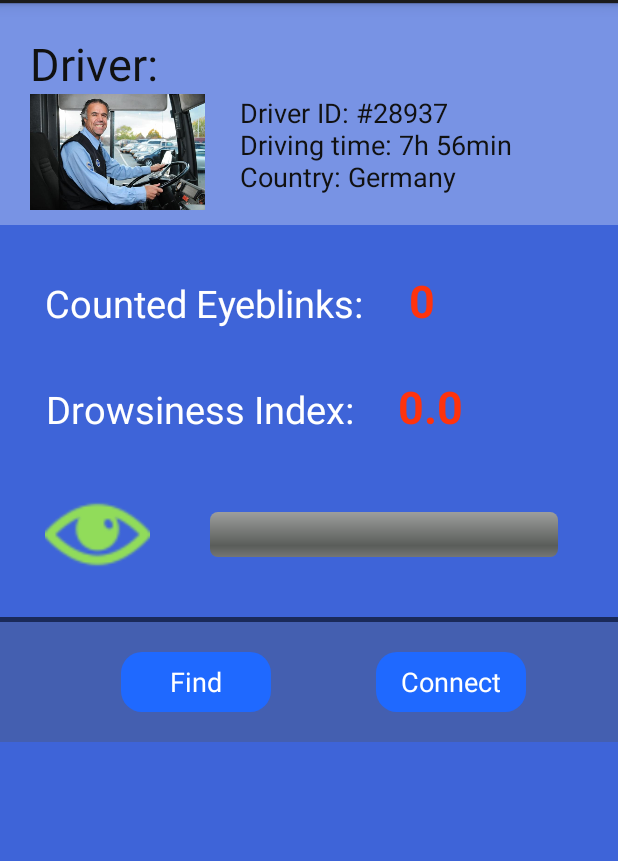
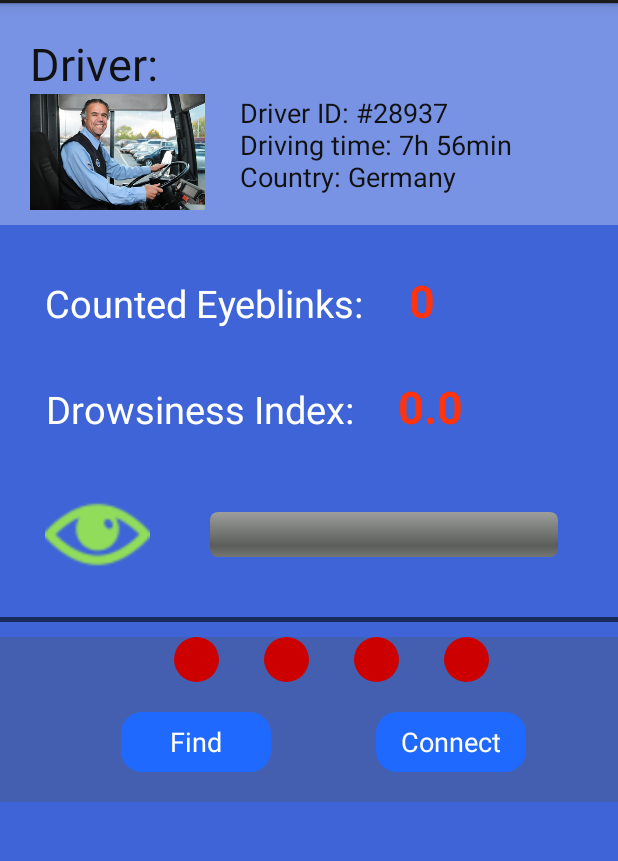
Before and after one commit to Fololo/BrainGuard, an Android app: the screen it shows after launch (MainActivity), on a phone screen of 412 x 824 dp, the part 69-930 px from its top. Run offline under Robolectric (Android 15) with nearby library versions, the phone set to English and light mode, and no system bars; 4 statements that could not run were skipped.

Commit message:
New interface V2

```diff
--- /dev/null
+++ b/AttentionTester/src/main/res/drawable/circle.xml
@@ -0,0 +1,12 @@
+<?xml version="1.0" encoding="utf-8"?>
+<shape
+    xmlns:android="http://schemas.android.com/apk/res/android"
+    android:shape="oval">
+
+    <solid
+        android:color="#008000"/>
+
+    <size
+        android:width="40dp"
+        android:height="40dp"/>
+</shape>
--- /dev/null
+++ b/AttentionTester/src/main/res/drawable/circlered.xml
@@ -0,0 +1,12 @@
+<?xml version="1.0" encoding="utf-8"?>
+<shape
+    xmlns:android="http://schemas.android.com/apk/res/android"
+    android:shape="oval">
+
+    <solid
+        android:color="#CD0000"/>
+
+    <size
+        android:width="40dp"
+        android:height="40dp"/>
+</shape>
--- /dev/null
+++ b/AttentionTester/src/main/res/drawable/circleyellow.xml
@@ -0,0 +1,12 @@
+<?xml version="1.0" encoding="utf-8"?>
+<shape
+    xmlns:android="http://schemas.android.com/apk/res/android"
+    android:shape="oval">
+
+    <solid
+        android:color="#FDB82B"/>
+
+    <size
+        android:width="40dp"
+        android:height="40dp"/>
+</shape>
--- a/AttentionTester/src/main/res/layout/activity_main.xml
+++ b/AttentionTester/src/main/res/layout/activity_main.xml
@@ -129,8 +129,41 @@
     <View
         android:layout_width="fill_parent"
         android:layout_height="3dp"
+        android:layout_marginBottom="10dp"
         android:layout_marginTop="10dp"
         android:background="#96020202" />
+
+    <LinearLayout
+        android:layout_width="match_parent"
+        android:layout_height="wrap_content"
+        android:orientation="horizontal"
+        android:gravity="center"
+        android:background="#4d545454">
+        <ImageView
+            android:layout_width="30dp"
+            android:layout_height="30dp"
+            android:layout_marginLeft="30dp"
+            android:id="@+id/E1"
+            android:src="@drawable/circlered"/>
+        <ImageView
+            android:layout_width="30dp"
+            android:layout_height="30dp"
+            android:layout_marginLeft="30dp"
+            android:id="@+id/E2"
+            android:src="@drawable/circlered"/>
+        <ImageView
+            android:layout_width="30dp"
+            android:layout_height="30dp"
+            android:layout_marginLeft="30dp"
+            android:id="@+id/E3"
+            android:src="@drawable/circlered"/>
+        <ImageView
+            android:layout_width="30dp"
+            android:layout_height="30dp"
+            android:layout_marginLeft="30dp"
+            android:id="@+id/E4"
+            android:src="@drawable/circlered"/>
+    </LinearLayout>
 
     <LinearLayout
         android:layout_width="match_parent"
```
Also changed, not shown: AttentionTester/src/main/java/com/choosemuse/example/libmuse/MainActivity.java (+55 -10 lines), 30 other files.
